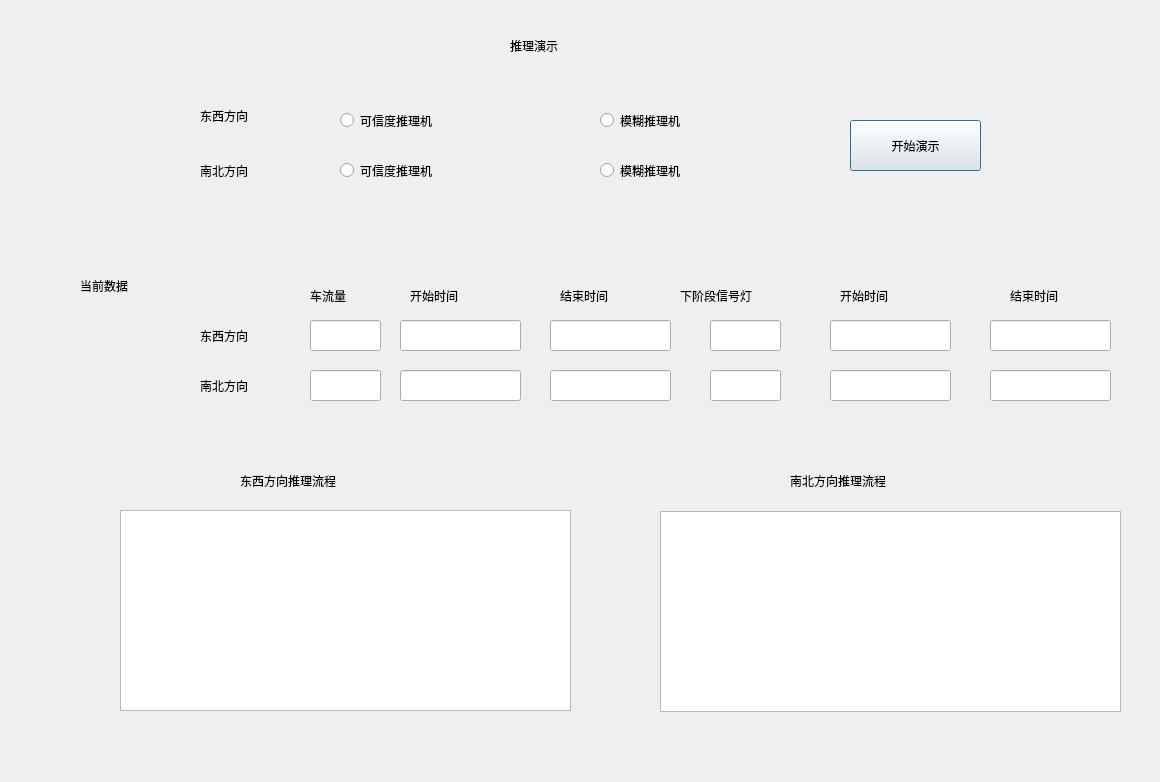
The window that UI/startcollect_page/startcollect_page.ui (youxiudeshouyeren/IntelligentSystem) describes before a commit, drawn with Qt 5.
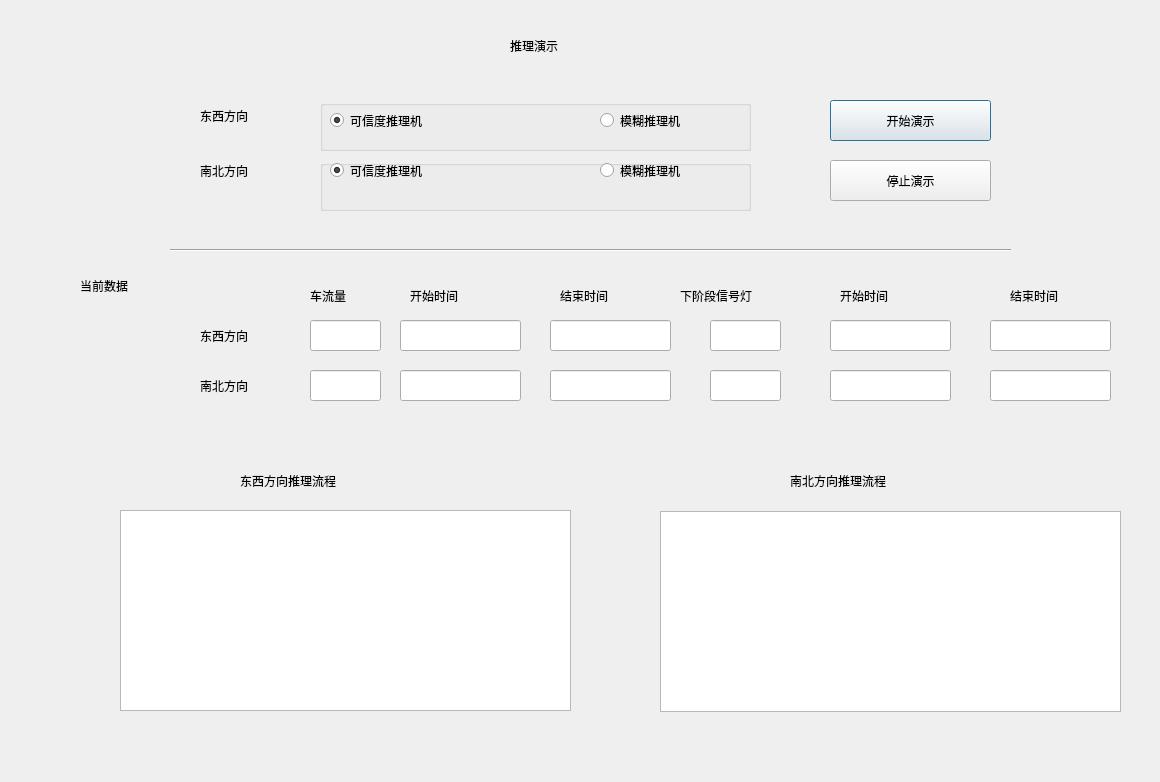
The same window after the commit.

```diff
--- a/UI/startcollect_page/startcollect_page.ui
+++ b/UI/startcollect_page/startcollect_page.ui
@@ -64,81 +64,13 @@
     <string>南北方向</string>
    </property>
   </widget>
-  <widget class="QRadioButton" name="radioButton">
+  <widget class="QPushButton" name="startcollect_btn">
    <property name="geometry">
     <rect>
-     <x>340</x>
-     <y>110</y>
+     <x>830</x>
+     <y>100</y>
      <width>161</width>
-     <height>21</height>
-    </rect>
-   </property>
-   <property name="styleSheet">
-    <string notr="true">
-font: 14pt &quot;宋体&quot;;</string>
-   </property>
-   <property name="text">
-    <string>可信度推理机</string>
-   </property>
-  </widget>
-  <widget class="QRadioButton" name="radioButton_2">
-   <property name="geometry">
-    <rect>
-     <x>600</x>
-     <y>110</y>
-     <width>161</width>
-     <height>21</height>
-    </rect>
-   </property>
-   <property name="styleSheet">
-    <string notr="true">
-font: 14pt &quot;宋体&quot;;</string>
-   </property>
-   <property name="text">
-    <string>模糊推理机</string>
-   </property>
-  </widget>
-  <widget class="QRadioButton" name="radioButton_3">
-   <property name="geometry">
-    <rect>
-     <x>340</x>
-     <y>160</y>
-     <width>161</width>
-     <height>21</height>
-    </rect>
-   </property>
-   <property name="styleSheet">
-    <string notr="true">
-font: 14pt &quot;宋体&quot;;</string>
-   </property>
-   <property name="text">
-    <string>可信度推理机</string>
-   </property>
-  </widget>
-  <widget class="QRadioButton" name="radioButton_4">
-   <property name="geometry">
-    <rect>
-     <x>600</x>
-     <y>160</y>
-     <width>161</width>
-     <height>21</height>
-    </rect>
-   </property>
-   <property name="styleSheet">
-    <string notr="true">
-font: 14pt &quot;宋体&quot;;</string>
-   </property>
-   <property name="text">
-    <string>模糊推理机</string>
-   </property>
-  </widget>
-  <widget class="QPushButton" name="pushButton">
-   <property name="geometry">
-    <rect>
-     <x>850</x>
-     <y>120</y>
-     <width>131</width>
-     <height>51</height>
+     <height>41</height>
     </rect>
    </property>
    <property name="styleSheet">
@@ -532,6 +464,136 @@
 font: 12pt &quot;宋体&quot;;</string>
    </property>
   </widget>
+  <widget class="Line" name="line">
+   <property name="geometry">
+    <rect>
+     <x>170</x>
+     <y>240</y>
+     <width>841</width>
+     <height>20</height>
+    </rect>
+   </property>
+   <property name="orientation">
+    <enum>Qt::Horizontal</enum>
+   </property>
+  </widget>
+  <widget class="QGroupBox" name="groupBox">
+   <property name="geometry">
+    <rect>
+     <x>320</x>
+     <y>100</y>
+     <width>431</width>
+     <height>51</height>
+    </rect>
+   </property>
+   <property name="title">
+    <string/>
+   </property>
+   <widget class="QRadioButton" name="ew_fuzzy_rbtn">
+    <property name="geometry">
+     <rect>
+      <x>280</x>
+      <y>10</y>
+      <width>161</width>
+      <height>21</height>
+     </rect>
+    </property>
+    <property name="styleSheet">
+     <string notr="true">
+font: 14pt &quot;宋体&quot;;</string>
+    </property>
+    <property name="text">
+     <string>模糊推理机</string>
+    </property>
+   </widget>
+   <widget class="QRadioButton" name="ew_trust_rbtn">
+    <property name="geometry">
+     <rect>
+      <x>10</x>
+      <y>10</y>
+      <width>161</width>
+      <height>21</height>
+     </rect>
+    </property>
+    <property name="styleSheet">
+     <string notr="true">
+font: 14pt &quot;宋体&quot;;</string>
+    </property>
+    <property name="text">
+     <string>可信度推理机</string>
+    </property>
+    <property name="checked">
+     <bool>true</bool>
+    </property>
+   </widget>
+  </widget>
+  <widget class="QGroupBox" name="groupBox_2">
+   <property name="geometry">
+    <rect>
+     <x>320</x>
+     <y>160</y>
+     <width>431</width>
+     <height>51</height>
+    </rect>
+   </property>
+   <property name="title">
+    <string/>
+   </property>
+   <widget class="QRadioButton" name="sn_fuzzy_rbtn">
+    <property name="geometry">
+     <rect>
+      <x>280</x>
+      <y>0</y>
+      <width>161</width>
+      <height>21</height>
+     </rect>
+    </property>
+    <property name="styleSheet">
+     <string notr="true">
+font: 14pt &quot;宋体&quot;;</string>
+    </property>
+    <property name="text">
+     <string>模糊推理机</string>
+    </property>
+   </widget>
+   <widget class="QRadioButton" name="sn_trust_rbtn">
+    <property name="geometry">
+     <rect>
+      <x>10</x>
+      <y>0</y>
+      <width>161</width>
+      <height>21</height>
+     </rect>
+    </property>
+    <property name="styleSheet">
+     <string notr="true">
+font: 14pt &quot;宋体&quot;;</string>
+    </property>
+    <property name="text">
+     <string>可信度推理机</string>
+    </property>
+    <property name="checked">
+     <bool>true</bool>
+    </property>
+   </widget>
+  </widget>
+  <widget class="QPushButton" name="stopcollect_btn">
+   <property name="geometry">
+    <rect>
+     <x>830</x>
+     <y>160</y>
+     <width>161</width>
+     <height>41</height>
+    </rect>
+   </property>
+   <property name="styleSheet">
+    <string notr="true">
+font: 14pt &quot;宋体&quot;;</string>
+   </property>
+   <property name="text">
+    <string>停止演示</string>
+   </property>
+  </widget>
  </widget>
  <resources/>
  <connections/>
```
Left out of the diff: 32 changed lines with no effect on the pictures.
